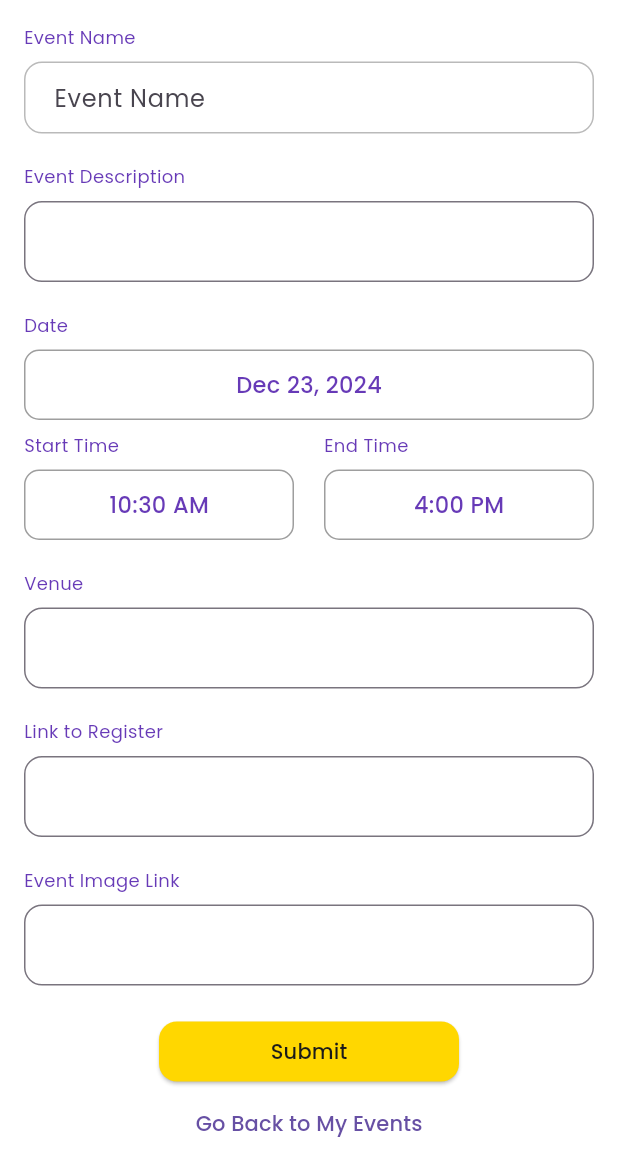
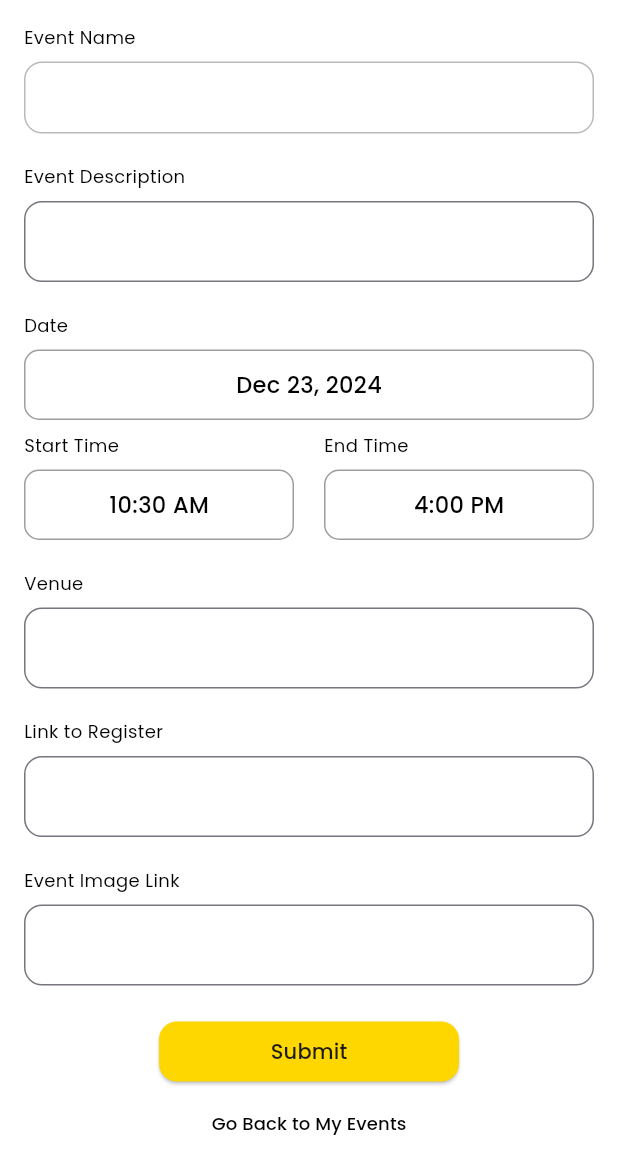
Before and after one commit to JamMeisy/colllege_ics26011_finals, a Flutter app: the CreateEvent screen opened directly, on a phone screen of 412 x 824 dp, the part 84-1236 px from its top. Run offline on Flutter 3.47's test engine with Material 3 defaults, Android fonts, the phone set to English and light mode, and no system bars; our stand-ins replace cloud_firestore, double_back_to_close_app, firebase_auth, firebase_core, firebase_storage, google_fonts and 1 more; missing offline and left inert: scroll_datetime_picker; accounts and stored records are empty; generated files the repository leaves out were written again.

Commit message:
Last changes

```diff
--- a/lib/screens/admin/admin_pending_events.dart
+++ b/lib/screens/admin/admin_pending_events.dart
@@ -172,7 +172,7 @@ class _PendingEventsPageState extends State<PendingEventsPage> {
                       ),
                       child: Column(
                         children: [
-                          data['imageURL'] != null
+                          data['imageURL'] != null && data['imageURL'] != ''
                               ? Image.network(
                                   data['imageURL'],
                                   height: 150,
--- a/lib/screens/events/create_event.dart
+++ b/lib/screens/events/create_event.dart
@@ -157,12 +157,12 @@ class _CreateEventState extends State<CreateEvent> {
                 children: [
                   Text(
                     'Event Name',
-                    style: TextStyle(fontSize: 12, color: Colors.deepPurple),
+                    style: TextStyle(fontSize: 12, color: Colors.black),
                   ),
                   SizedBox(height: 8),
                   TextFormField(
                     controller: _eventNameController,
-                    decoration: CustomTheme.getInputDecoration('Event Name'),
+                    decoration: CustomTheme.getInputDecoration(),
                     validator: (value) {
                       if (value == null || value.isEmpty) {
                         return 'Please enter the event name';
@@ -171,10 +171,8 @@ class _CreateEventState extends State<CreateEvent> {
                     },
                   ),
                   SizedBox(height: 20),
-                  Text(
-                    'Event Description',
-                    style: TextStyle(fontSize: 12, color: Colors.deepPurple),
-                  ),
+                  Text('Event Description',
+                      style: TextStyle(fontSize: 12, color: Colors.black)),
                   SizedBox(height: 8),
                   TextFormField(
                     controller: _eventDescriptionController,
@@ -201,8 +199,7 @@ class _CreateEventState extends State<CreateEvent> {
                     children: [
                       Text(
                         'Date',
-                        style:
-                            TextStyle(fontSize: 12, color: Colors.deepPurple),
+                        style: TextStyle(fontSize: 12, color: Colors.black),
                       ),
                       SizedBox(height: 8),
                       GestureDetector(
@@ -226,8 +223,7 @@ class _CreateEventState extends State<CreateEvent> {
                             style: TextStyle(
                                 fontSize: 15.0,
                                 fontWeight: FontWeight.w500,
-                              color: Colors.deepPurple,
-                            ),
+                                color: Colors.black),
                           ),
                         ),
                       ),
@@ -257,11 +253,9 @@ class _CreateEventState extends State<CreateEvent> {
                         child: Column(
                           crossAxisAlignment: CrossAxisAlignment.start,
                           children: [
-                            Text(
-                              'Start Time',
+                            Text('Start Time',
                                 style: TextStyle(
-                                  fontSize: 12, color: Colors.deepPurple),
-                            ),
+                                    fontSize: 12, color: Colors.black)),
                             SizedBox(height: 8),
                             GestureDetector(
                               onTap: () {
@@ -284,8 +278,7 @@ class _CreateEventState extends State<CreateEvent> {
                                   style: TextStyle(
                                       fontSize: 15.0,
                                       fontWeight: FontWeight.w500,
-                                    color: Colors.deepPurple,
-                                  ),
+                                      color: Colors.black),
                                 ),
                               ),
                             ),
@@ -297,11 +290,9 @@ class _CreateEventState extends State<CreateEvent> {
                         child: Column(
                           crossAxisAlignment: CrossAxisAlignment.start,
                           children: [
-                            Text(
-                              'End Time',
+                            Text('End Time',
                                 style: TextStyle(
-                                  fontSize: 12, color: Colors.deepPurple),
-                            ),
+                                    fontSize: 12, color: Colors.black)),
                             SizedBox(height: 8),
                             GestureDetector(
                               onTap: () {
@@ -324,8 +315,7 @@ class _CreateEventState extends State<CreateEvent> {
                                   style: TextStyle(
                                       fontSize: 15.0,
                                       fontWeight: FontWeight.w500,
-                                    color: Colors.deepPurple,
-                                  ),
+                                      color: Colors.black),
                                 ),
                               ),
                             ),
@@ -394,10 +384,8 @@ class _CreateEventState extends State<CreateEvent> {
                         }),
                       ),
                     ),
-                  Text(
-                    'Venue',
-                    style: TextStyle(fontSize: 12, color: Colors.deepPurple),
-                  ),
+                  Text('Venue',
+                      style: TextStyle(fontSize: 12, color: Colors.black)),
                   SizedBox(height: 8),
                   TextFormField(
                     controller: _venueController,
@@ -418,10 +406,8 @@ class _CreateEventState extends State<CreateEvent> {
                     },
                   ),
                   SizedBox(height: 20),
-                  Text(
-                    'Link to Register',
-                    style: TextStyle(fontSize: 12, color: Colors.deepPurple),
-                  ),
+                  Text('Link to Register',
+                      style: TextStyle(fontSize: 12, color: Colors.black)),
                   SizedBox(height: 8),
                   TextFormField(
                     controller: _registerLinkController,
@@ -436,10 +422,8 @@ class _CreateEventState extends State<CreateEvent> {
                     ),
                   ),
                   SizedBox(height: 20),
-                  Text(
-                    'Event Image Link',
-                    style: TextStyle(fontSize: 12, color: Colors.deepPurple),
-                  ),
+                  Text('Event Image Link',
+                      style: TextStyle(fontSize: 12, color: Colors.black)),
                   SizedBox(height: 8),
                   TextFormField(
                     controller: _imageLinkController,
@@ -466,7 +450,7 @@ class _CreateEventState extends State<CreateEvent> {
                             ? CircularProgressIndicator(
                                 valueColor:
                                     AlwaysStoppedAnimation<Color>(Colors.white),
-                                backgroundColor: Colors.deepPurpleAccent,
+                                backgroundColor: Colors.yellowAccent,
                               )
                             : Text('Submit'),
                       ),
@@ -482,7 +466,8 @@ class _CreateEventState extends State<CreateEvent> {
                           ),
                         );
                       },
-                      child: Text('Go Back to My Events'),
+                      child: Text('Go Back to My Events',
+                          style: TextStyle(fontSize: 12, color: Colors.black)),
                     ),
                   ),
                 ],
--- a/lib/screens/events/discover_events.dart
+++ b/lib/screens/events/discover_events.dart
@@ -134,6 +134,7 @@ class ApprovedEventList extends StatelessWidget {
               return Hero(
                 tag: 'event-${documents[index].id}',
                 child: Card(
+                  color: AppColors.cardBackground,
                   elevation: 2,
                   margin: EdgeInsets.symmetric(vertical: 8.0),
                   shape: RoundedRectangleBorder(
@@ -166,7 +167,7 @@ class ApprovedEventList extends StatelessWidget {
                       child: Column(
                         crossAxisAlignment: CrossAxisAlignment.start,
                         children: [
-                          data['imageURL'] != null
+                          data['imageURL'] != null && data['imageURL'] != ''
                               ? Image.network(
                                   data['imageURL'],
                                   height: 150,
--- a/lib/screens/events/my_events.dart
+++ b/lib/screens/events/my_events.dart
@@ -186,7 +186,7 @@ class _MyEventsPageState extends State<MyEventsPage> {
                       ),
                       child: Column(
                         children: [
-                          data['imageURL'] != null
+                          data['imageURL'] != null && data['imageURL'] != ''
                               ? Image.network(
                                   data['imageURL'],
                                   height: 150,
--- a/lib/utils/theme_constants.dart
+++ b/lib/utils/theme_constants.dart
@@ -38,9 +38,8 @@ class CustomTheme {
   );
 
   // Input Decoration
-  static InputDecoration getInputDecoration(String hintText) {
+  static InputDecoration getInputDecoration() {
     return InputDecoration(
-      hintText: hintText,
       filled: true,
       fillColor: Colors.white,
       border: OutlineInputBorder(
@@ -130,14 +129,14 @@ class CustomTheme {
 }
 
 class AppTheme {
-  static const Color primary = Color(0xFFFFD700);      // Bright yellow
-  static const Color secondary = Color(0xFF000000);    // Black
-  static const Color accent = Color(0xFFFFC107);       // Amber
-  static const Color background = Color(0xFFFFFDF4);   // Light cream
-  static const Color surface = Color(0xFFFFFFFF);      // White
-  static const Color error = Color(0xFFD32F2F);        // Error red
-  static const Color textPrimary = Color(0xFF000000);  // Black text
-  static const Color textSecondary = Color(0xFF666666);// Gray text
+  static const Color primary = Color(0xFFFFD700); // Bright yellow
+  static const Color secondary = Color(0xFF000000); // Black
+  static const Color accent = Color(0xFFFFC107); // Amber
+  static const Color background = Color(0xFFFFFDF4); // Light cream
+  static const Color surface = Color(0xFFFFFFFF); // White
+  static const Color error = Color(0xFFD32F2F); // Error red
+  static const Color textPrimary = Color(0xFF000000); // Black text
+  static const Color textSecondary = Color(0xFF666666); // Gray text
 
   static ThemeData get theme => ThemeData(
         primaryColor: primary,
@@ -145,7 +144,6 @@ class AppTheme {
         colorScheme: ColorScheme.light(
           primary: primary,
           secondary: secondary,
-      background: background,
           surface: surface,
           error: error,
         ),
```
Also changed, not shown: lib/screens/about.dart (+4 -18 lines), lib/screens/admin/admin_view_event.dart (+10 -6 lines), lib/screens/events/view_event.dart (+10 -17 lines), lib/screens/profile.dart (+14 -19 lines), pubspec.lock. Lines whose indentation alone changed are shown as unchanged.
